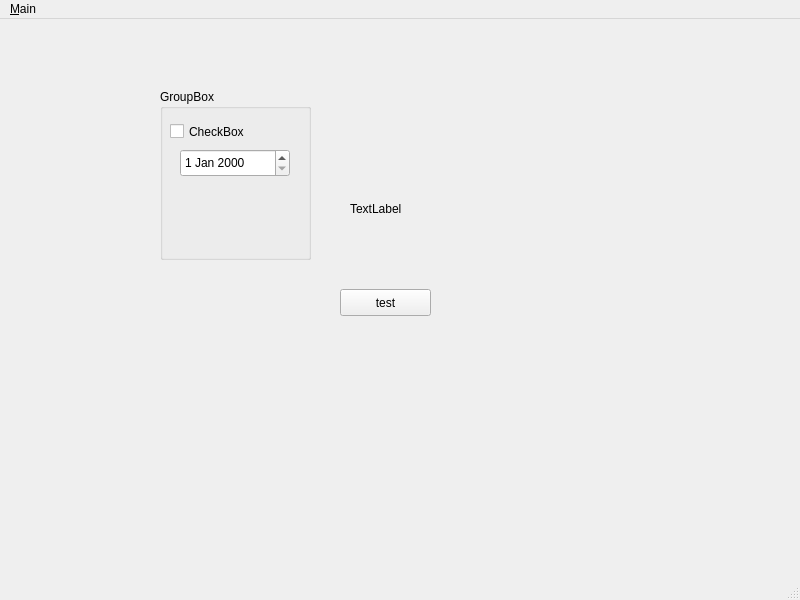
Qt form GUI/QTDemo/mainwindow.ui (netpipe/emscripten-projects) before a commit.
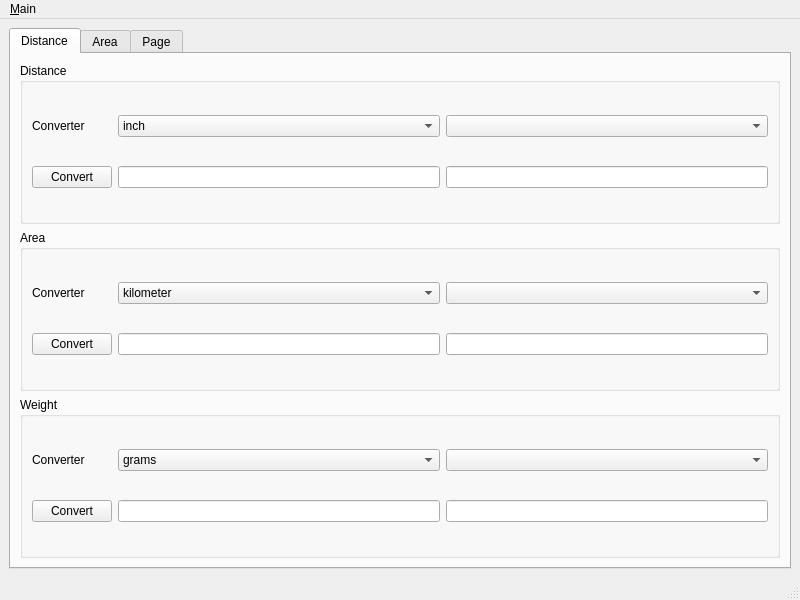
The same form after that commit.

```diff
--- a/GUI/QTDemo/mainwindow.ui
+++ b/GUI/QTDemo/mainwindow.ui
@@ -14,68 +14,210 @@
    <string>MainWindow</string>
   </property>
   <widget class="QWidget" name="centralwidget">
-   <widget class="QPushButton" name="pushButton">
-    <property name="geometry">
-     <rect>
-      <x>340</x>
-      <y>270</y>
-      <width>91</width>
-      <height>27</height>
-     </rect>
-    </property>
-    <property name="text">
-     <string>test</string>
-    </property>
-   </widget>
-   <widget class="QLabel" name="label">
-    <property name="geometry">
-     <rect>
-      <x>350</x>
-      <y>180</y>
-      <width>69</width>
-      <height>19</height>
-     </rect>
-    </property>
-    <property name="text">
-     <string>TextLabel</string>
-    </property>
-   </widget>
-   <widget class="QGroupBox" name="groupBox">
-    <property name="geometry">
-     <rect>
-      <x>160</x>
-      <y>70</y>
-      <width>151</width>
-      <height>171</height>
-     </rect>
-    </property>
-    <property name="title">
-     <string>GroupBox</string>
-    </property>
-    <widget class="QCheckBox" name="checkBox">
-     <property name="geometry">
-      <rect>
-       <x>10</x>
-       <y>30</y>
-       <width>99</width>
-       <height>25</height>
-      </rect>
-     </property>
-     <property name="text">
-      <string>CheckBox</string>
-     </property>
-    </widget>
-    <widget class="QDateEdit" name="dateEdit">
-     <property name="geometry">
-      <rect>
-       <x>20</x>
-       <y>60</y>
-       <width>110</width>
-       <height>28</height>
-      </rect>
-     </property>
-    </widget>
-   </widget>
+   <layout class="QGridLayout" name="gridLayout_2">
+    <item row="0" column="0">
+     <widget class="QTabWidget" name="tabWidget">
+      <property name="currentIndex">
+       <number>0</number>
+      </property>
+      <widget class="QWidget" name="tab_2">
+       <attribute name="title">
+        <string>Distance</string>
+       </attribute>
+       <layout class="QGridLayout" name="gridLayout_5">
+        <item row="0" column="0">
+         <widget class="QGroupBox" name="groupBox">
+          <property name="title">
+           <string>Distance</string>
+          </property>
+          <layout class="QGridLayout" name="gridLayout">
+           <item row="2" column="2">
+            <widget class="QLineEdit" name="lineEdit_2"/>
+           </item>
+           <item row="2" column="1">
+            <widget class="QLineEdit" name="lineEdit"/>
+           </item>
+           <item row="2" column="0">
+            <widget class="QPushButton" name="pushButton">
+             <property name="text">
+              <string>Convert</string>
+             </property>
+            </widget>
+           </item>
+           <item row="1" column="0">
+            <widget class="QLabel" name="label">
+             <property name="text">
+              <string>Converter</string>
+             </property>
+            </widget>
+           </item>
+           <item row="1" column="1">
+            <widget class="QComboBox" name="comboBox">
+             <item>
+              <property name="text">
+               <string>inch</string>
+              </property>
+             </item>
+             <item>
+              <property name="text">
+               <string>mm</string>
+              </property>
+             </item>
+             <item>
+              <property name="text">
+               <string>cm</string>
+              </property>
+             </item>
+             <item>
+              <property name="text">
+               <string>km</string>
+              </property>
+             </item>
+             <item>
+              <property name="text">
+               <string>m</string>
+              </property>
+             </item>
+            </widget>
+           </item>
+           <item row="1" column="2">
+            <widget class="QComboBox" name="comboBox_2"/>
+           </item>
+          </layout>
+         </widget>
+        </item>
+        <item row="1" column="0">
+         <widget class="QGroupBox" name="groupBox_2">
+          <property name="title">
+           <string>Area</string>
+          </property>
+          <layout class="QGridLayout" name="gridLayout_3">
+           <item row="2" column="2">
+            <widget class="QLineEdit" name="lineEdit_3"/>
+           </item>
+           <item row="2" column="1">
+            <widget class="QLineEdit" name="lineEdit_4"/>
+           </item>
+           <item row="2" column="0">
+            <widget class="QPushButton" name="pushButton_2">
+             <property name="text">
+              <string>Convert</string>
+             </property>
+            </widget>
+           </item>
+           <item row="1" column="0">
+            <widget class="QLabel" name="label_2">
+             <property name="text">
+              <string>Converter</string>
+             </property>
+            </widget>
+           </item>
+           <item row="1" column="1">
+            <widget class="QComboBox" name="comboBox_3">
+             <item>
+              <property name="text">
+               <string>kilometer</string>
+              </property>
+             </item>
+             <item>
+              <property name="text">
+               <string>meter</string>
+              </property>
+             </item>
+             <item>
+              <property name="text">
+               <string>inch</string>
+              </property>
+             </item>
+             <item>
+              <property name="text">
+               <string>centimeter</string>
+              </property>
+             </item>
+             <item>
+              <property name="text">
+               <string>milimeter</string>
+              </property>
+             </item>
+             <item>
+              <property name="text">
+               <string>nanometers</string>
+              </property>
+             </item>
+            </widget>
+           </item>
+           <item row="1" column="2">
+            <widget class="QComboBox" name="comboBox_4"/>
+           </item>
+          </layout>
+         </widget>
+        </item>
+        <item row="2" column="0">
+         <widget class="QGroupBox" name="groupBox_3">
+          <property name="title">
+           <string>Weight</string>
+          </property>
+          <layout class="QGridLayout" name="gridLayout_4">
+           <item row="2" column="2">
+            <widget class="QLineEdit" name="lineEdit_5"/>
+           </item>
+           <item row="2" column="1">
+            <widget class="QLineEdit" name="lineEdit_6"/>
+           </item>
+           <item row="2" column="0">
+            <widget class="QPushButton" name="pushButton_3">
+             <property name="text">
+              <string>Convert</string>
+             </property>
+            </widget>
+           </item>
+           <item row="1" column="0">
+            <widget class="QLabel" name="label_3">
+             <property name="text">
+              <string>Converter</string>
+             </property>
+            </widget>
+           </item>
+           <item row="1" column="1">
+            <widget class="QComboBox" name="comboBox_5">
+             <item>
+              <property name="text">
+               <string>grams</string>
+              </property>
+             </item>
+             <item>
+              <property name="text">
+               <string>kilos</string>
+              </property>
+             </item>
+             <item>
+              <property name="text">
+               <string>lbs</string>
+              </property>
+             </item>
+            </widget>
+           </item>
+           <item row="1" column="2">
+            <widget class="QComboBox" name="comboBox_6"/>
+           </item>
+          </layout>
+         </widget>
+        </item>
+       </layout>
+      </widget>
+      <widget class="QWidget" name="Lengthtab">
+       <attribute name="title">
+        <string>Area</string>
+       </attribute>
+      </widget>
+      <widget class="QWidget" name="tab">
+       <attribute name="title">
+        <string>Page</string>
+       </attribute>
+      </widget>
+     </widget>
+    </item>
+   </layout>
   </widget>
   <widget class="QMenuBar" name="menubar">
    <property name="geometry">
```
Left out of the diff: 2 changed lines with no effect on the pictures.
